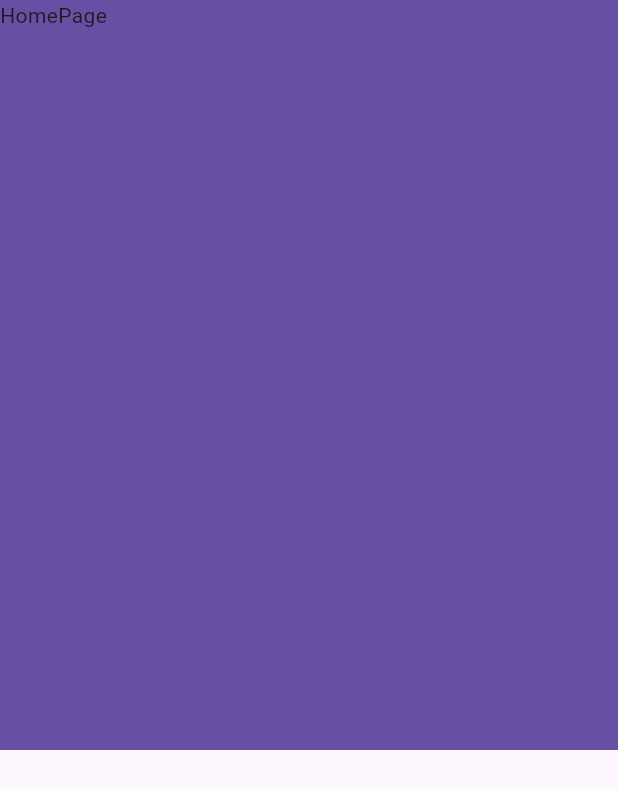
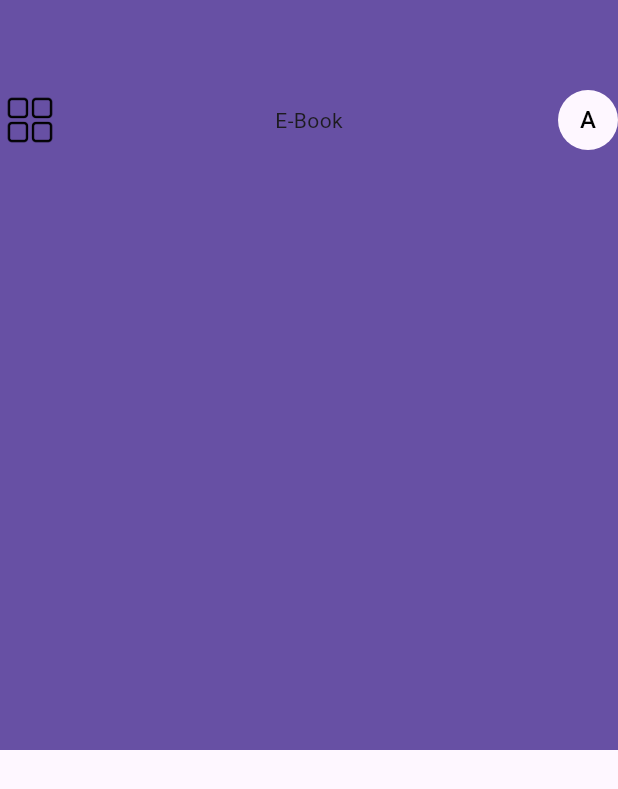
Before and after one commit to AzzamHussain/E-Library, a Flutter app: the screen it shows after launch, on a phone screen of 412 x 824 dp. Shown: the top 789 px of the screen. Run offline on Flutter 3.47's test engine with Material 3 defaults, Android fonts, the phone set to English and light mode, and no system bars; our stand-ins replace flutter_svg, get.

Commit message:
home  page in progress

```diff
--- a/lib/pages/homepage.dart
+++ b/lib/pages/homepage.dart
@@ -1,4 +1,6 @@
+import 'package:e_books_app/utils/colors.dart';
 import 'package:flutter/material.dart';
+import 'package:flutter_svg/flutter_svg.dart';
 
 class Homepage extends StatelessWidget {
   const Homepage({super.key});
@@ -14,8 +16,34 @@ class Homepage extends StatelessWidget {
             child: Expanded(
                 child: Row(
               children: [
-                Column(
-                  children: [Text("HomePage")],
+                Expanded(
+                  child: Column(
+                    children: [
+                      SizedBox(
+                        height: 60,
+                      ),
+                      Row(
+                        mainAxisAlignment: MainAxisAlignment.spaceBetween,
+                        children: [
+                          Image.asset(
+                            "assets/images/dashboard.png",
+                            width: 40,
+                            height: 40,
+                            fit: BoxFit.cover,
+                          ),
+                          Text("E-Book"),
+                          CircleAvatar(
+                            backgroundColor:
+                                Theme.of(context).colorScheme.background,
+                            child: Text(
+                              "A",
+                              style: TextStyle(color: fontColor),
+                            ),
+                          )
+                        ],
+                      ),
+                    ],
+                  ),
                 )
               ],
             )),
--- a/pubspec.yaml
+++ b/pubspec.yaml
@@ -36,6 +36,7 @@ dependencies:
   # Use with the CupertinoIcons class for iOS style icons.
   cupertino_icons: ^1.0.6
   get: ^4.6.6
+  flutter_svg: ^2.0.16
 
 dev_dependencies:
   flutter_test:
@@ -62,6 +63,7 @@ flutter:
   # To add assets to your application, add an assets section, like this:
   assets:
     - assets/images/welcomePage.png
+    - assets/images/dashboard.png
 
   # An image asset can refer to one or more resolution-specific "variants", see
   # https://flutter.dev/assets-and-images/#resolution-aware
```
Also changed, not shown: pubspec.lock.
